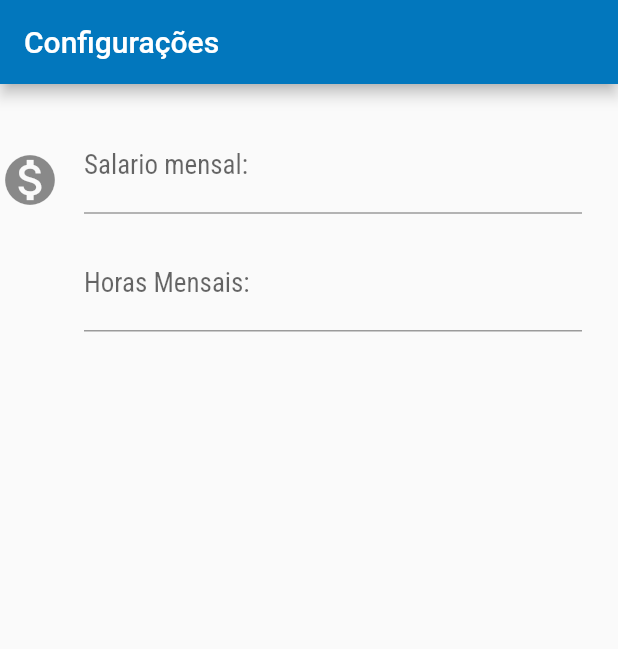
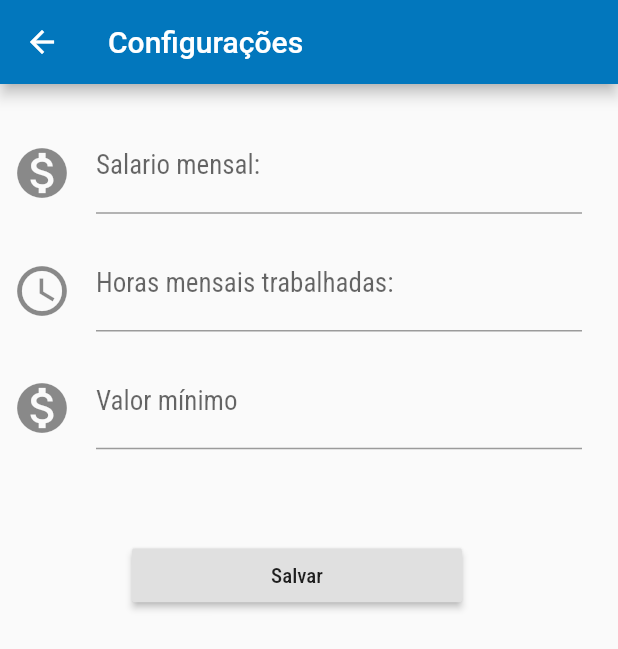
Before and after one commit to cassfer/devprecos, a Flutter app: the BudgetDrawer widget shown alone on an empty page, opened directly, after a tap on "Configurações", on a phone screen of 412 x 824 dp. Shown: the top 649 px of the screen. Run offline on Flutter 3.47's test engine with Material 2 defaults, Android fonts, the phone set to English and light mode, and no system bars; our stand-ins replace google_fonts.

Commit message:
finalizado interface, iniciando edição/vizualização de budget

```diff
--- /dev/null
+++ b/lib/components/default_button.dart
@@ -0,0 +1,21 @@
+import 'package:flutter/material.dart';
+
+class DefaultButton extends StatelessWidget {
+  final String _name;
+  final Function action;
+
+  DefaultButton(this._name, this.action);
+
+  @override
+  Widget build(BuildContext context) {
+    // TODO: implement build
+    return Container(
+      margin: const EdgeInsets.fromLTRB(80, 60, 80, 0),
+      //padding: const EdgeInsets.fromLTRB(30, 24, 24, 0),
+      child: RaisedButton(
+        onPressed: () => this.action,
+        child: Text(this._name),
+      ),
+    );
+  }
+}
--- /dev/null
+++ b/lib/components/default_input.dart
@@ -0,0 +1,46 @@
+import 'package:flutter/material.dart';
+
+class DefaultInput extends StatelessWidget {
+  final TextEditingController controller;
+  final String title;
+  final String hint;
+  final IconData icon;
+  final bool next;
+  final bool input;
+
+  DefaultInput(this.title, this.hint,
+      {this.icon, this.next, this.input, this.controller});
+
+  @override
+  Widget build(BuildContext context) {
+    // TODO: implement build
+    return TextFormField(
+      controller: this.controller,
+      decoration: InputDecoration(
+          labelText: this.title,
+          hintText: this.hint,
+          icon: Padding(
+            padding: EdgeInsets.fromLTRB(0, 8, 0, 0),
+            child: Icon(
+              this.icon,
+              size: 40,
+            ),
+          )),
+      style: TextStyle(fontSize: 18),
+      keyboardType:
+          this.input == true ? TextInputType.name : TextInputType.number,
+      textInputAction:
+          this.next == true ? TextInputAction.next : TextInputAction.done,
+      onFieldSubmitted: (_) => {
+        if (this.next)
+          {
+            FocusScope.of(context).nextFocus(),
+          }
+        else
+          {
+            FocusScope.of(context).unfocus(),
+          }
+      },
+    );
+  }
+}
--- a/lib/models/settings_item.dart
+++ /dev/null
@@ -1,29 +0,0 @@
-import 'package:flutter/material.dart';
-
-class SettingsItem extends StatelessWidget{
-  final String title;
-  final String hint;
-  final IconData icon;
-
-  SettingsItem({this.title, this.hint, this.icon});
-
-  @override
-  Widget build(BuildContext context) {
-    // TODO: implement build
-    return TextFormField(
-      decoration: InputDecoration(
-        labelText: this.title,
-        hintText: this.hint,
-        icon: Padding(
-          padding: EdgeInsets.fromLTRB(0, 18, 0, 0),
-          child: Icon(this.icon, size: 40,),
-        )
-      ),
-      style: TextStyle(
-        fontSize: 18
-      ),
-      keyboardType: TextInputType.number,
-    );
-  }
-
-}
--- a/lib/views/budget_drawer.dart
+++ b/lib/views/budget_drawer.dart
@@ -1,5 +1,3 @@
-import 'dart:io';
-
 import 'package:flutter/cupertino.dart';
 import 'package:flutter/material.dart';
 
@@ -21,8 +19,8 @@ class BudgetDrawer extends StatelessWidget {
               color: Theme.of(context).primaryColor,
             ),
           ),
-          ItemDrawer('Configurações'),
-          ItemDrawer('Sobre')
+          ItemDrawer('Configurações', '/settings'),
+          ItemDrawer('Sobre', '/')
         ],
       ),
     );
@@ -31,8 +29,9 @@ class BudgetDrawer extends StatelessWidget {
 
 class ItemDrawer extends StatelessWidget {
   final String _name;
+  final String _route;
 
-  ItemDrawer(this._name);
+  ItemDrawer(this._name, this._route);
 
   @override
   Widget build(BuildContext context) {
@@ -41,7 +40,7 @@ class ItemDrawer extends StatelessWidget {
       title: Text(this._name),
       onTap: () => {
         debugPrint('esse eh o item: ' + _name),
-        Navigator.pop(context),
+        Navigator.pushNamed(context, this._route),
       },
     );
   }
--- a/lib/views/settings.dart
+++ b/lib/views/settings.dart
@@ -1,4 +1,5 @@
-import 'package:devprecos/models/settings_item.dart';
+import 'package:devprecos/components/default_button.dart';
+import 'package:devprecos/components/default_input.dart';
 import 'package:flutter/material.dart';
 
 class Settings extends StatelessWidget {
@@ -7,26 +8,41 @@ class Settings extends StatelessWidget {
     // TODO: implement build
     return Scaffold(
       appBar: AppBar(
-          title: Text('Configurações')
+        title: Text('Configurações'),
       ),
       body: Container(
-          margin: const EdgeInsets.fromLTRB(0, 24, 24, 24),
+        margin: const EdgeInsets.fromLTRB(8, 24, 24, 24),
         child: Form(
           child: ListView(
             children: [
-                SettingsItem(
-                  title: 'Salario mensal:',
-                  hint: '0000.00',
+              DefaultInput(
+                'Salario mensal:',
+                '0000.00',
+                icon: Icons.monetization_on,
+                next: true,
+              ),
+              SizedBox(
+                height: 16,
+              ),
+              DefaultInput(
+                'Horas mensais trabalhadas:',
+                '0000',
+                icon: Icons.access_time,
+                next: true,
+              ),
+              SizedBox(
+                height: 16,
+              ),
+              DefaultInput(
+                'Valor mínimo',
+                '000.00',
                 icon: Icons.monetization_on,
               ),
-                SizedBox(height: 16,),
-                SettingsItem(
-                  title: 'Horas Mensais:',
-                  hint: '0000',
-                ),
+              DefaultButton('Salvar', null),
             ],
           ),
         ),
-        ));
+      ),
+    );
   }
 }
```
Also changed, not shown: lib/components/budget_item.dart (renamed from lib/models/budget_item.dart, +19 -5 lines), lib/components/text_area.dart (added, +35 -0 lines), lib/main.dart (+8 -3 lines), lib/models/budget.dart (added, +9 -0 lines), lib/views/budget_list.dart (+33 -14 lines), lib/views/form_new_budget.dart (added, +93 -0 lines). Lines whose indentation alone changed are shown as unchanged.
